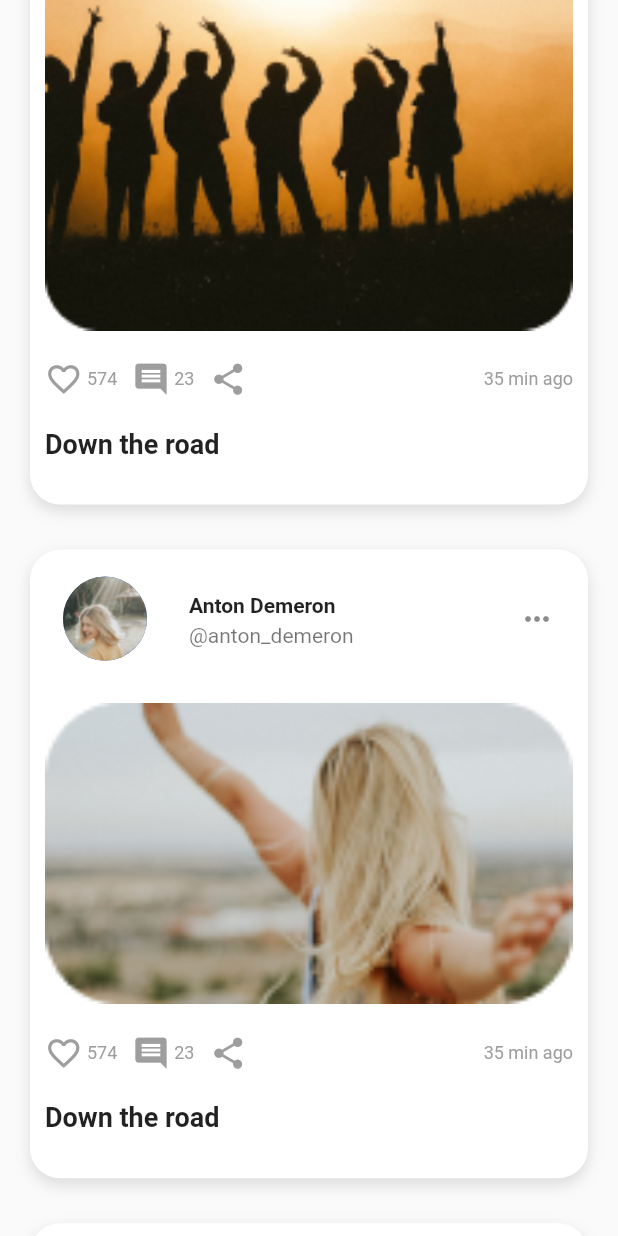
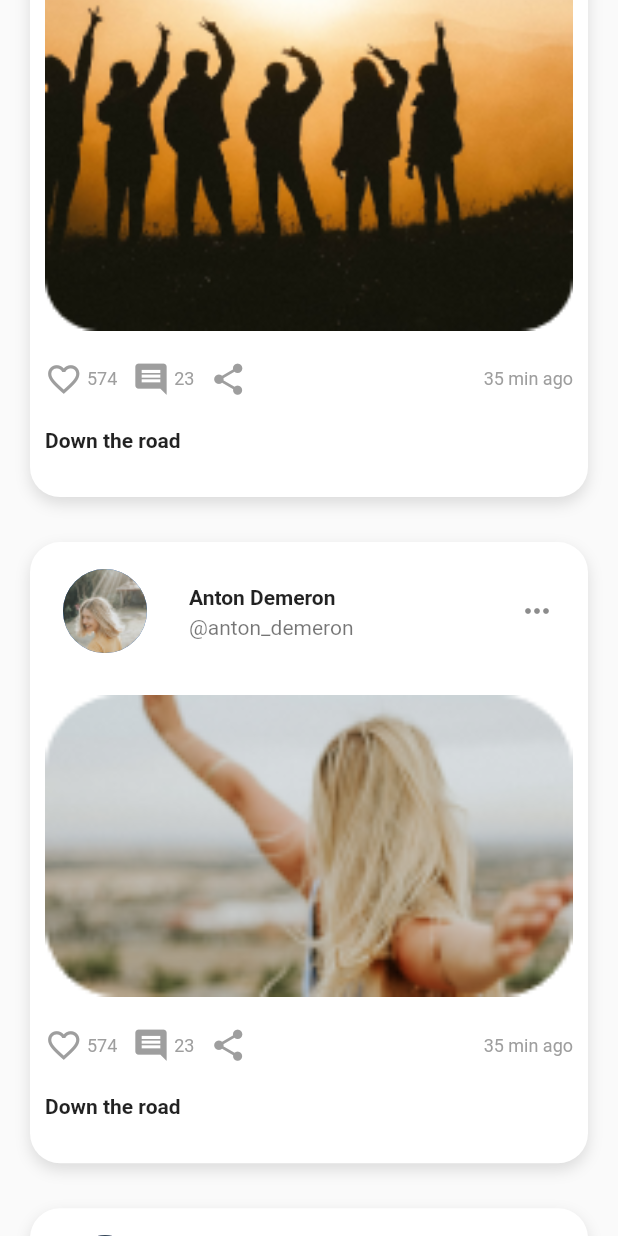
Before and after one commit to zeeshan564/flutter-interns-summers-23, a Flutter app: the screen it shows after launch, scrolled down 576 dp, on a phone screen of 412 x 824 dp. Run offline on Flutter 3.47's test engine with Material 2 defaults, Android fonts, the phone set to English and light mode, and no system bars; our stand-ins replace flutter_svg.

Commit message:
typography to common file

```diff
--- a/lib/sessions/session_2/screens/home/s2_home.dart
+++ b/lib/sessions/session_2/screens/home/s2_home.dart
@@ -1,5 +1,6 @@
 import 'package:flutter/material.dart';
 import 'package:flutter_interns/sessions/session_2/theme/s2_spaces.dart';
+import 'package:flutter_interns/sessions/session_2/theme/s2_typography.dart';
 import 'package:flutter_interns/sessions/session_2/utils/assets.dart';
 import 'package:flutter_interns/sessions/session_2/widgets/design/s2_avatar.dart';
 import 'package:flutter_svg/flutter_svg.dart';
--- a/lib/sessions/session_2/screens/home/widgets/_post_card.dart
+++ b/lib/sessions/session_2/screens/home/widgets/_post_card.dart
@@ -35,10 +35,7 @@ class _PostCard extends StatelessWidget {
             ),
             title: const Text(
               'Anton Demeron',
-              style: TextStyle(
-                fontSize: 14.0,
-                fontWeight: FontWeight.w700,
-              ),
+              style: AppText.b1,
             ),
             subtitle: const Text('@anton_demeron'),
             trailing: IconButton(
@@ -76,10 +73,7 @@ class _PostCard extends StatelessWidget {
               ),
               Text(
                 ' 23',
-                style: TextStyle(
-                  fontSize: 12.0,
-                  color: Colors.grey,
-                ),
+                style: AppText.s1,
               ),
               Spaces.x,
               Icon(
@@ -90,17 +84,14 @@ class _PostCard extends StatelessWidget {
               Spacer(),
               Text(
                 '35 min ago',
-                style: TextStyle(
-                  fontSize: 12.0,
-                  color: Colors.grey,
-                ),
+                style: AppText.s1,
               ),
             ],
           ),
           Spaces.y,
           const Text(
             'Down the road',
-            style: TextStyle(fontSize: 18.0, fontWeight: FontWeight.bold),
+            style: AppText.b1,
           ),
           Spaces.y,
         ],
--- /dev/null
+++ b/lib/sessions/session_2/theme/s2_typography.dart
@@ -0,0 +1,20 @@
+import 'package:flutter/material.dart';
+
+class AppText {
+  static const b1 = TextStyle(
+    fontSize: 14.0,
+    fontWeight: FontWeight.w700,
+  );
+
+  static const s1 = TextStyle(
+    fontSize: 12.0,
+    color: Colors.grey,
+  );
+
+  // b2
+  // b3
+  // h1
+  // h2
+  // h3
+  // ...
+}
```
